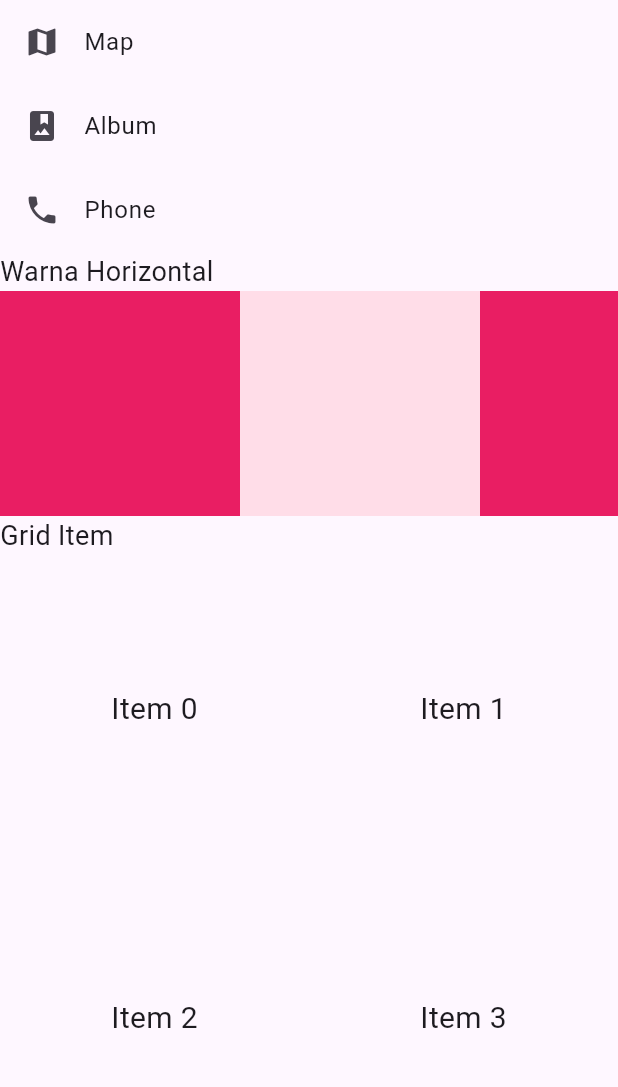
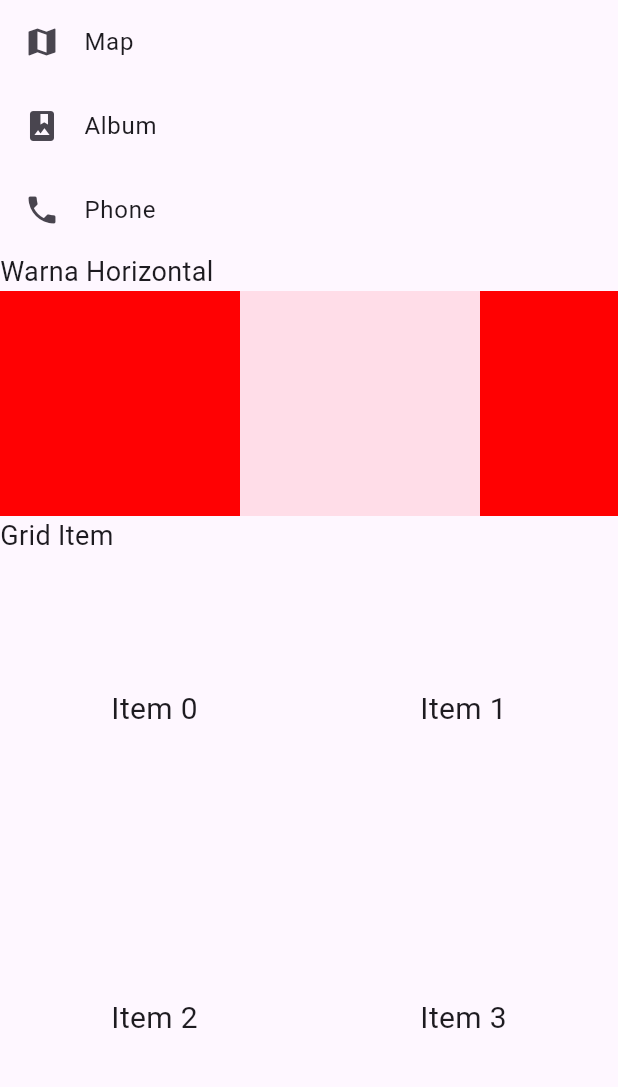
Before and after one commit to ssmaryam01/flutter_project2, a Flutter app: the screen it shows after launch, on a phone screen of 412 x 824 dp, the part 123-1210 px from its top. Run offline on Flutter 3.47's test engine with Material 3 defaults, Android fonts, the phone set to English and light mode, and no system bars.

```diff
--- a/lib/main.dart
+++ b/lib/main.dart
@@ -1,5 +1,4 @@
 import 'package:flutter/material.dart';
-import 'package:flutter_project2/ItemList.dart';
 import 'package:flutter_project2/widget.dart';
 
 
--- a/lib/widget.dart
+++ b/lib/widget.dart
@@ -22,11 +22,11 @@ class Homepage extends StatelessWidget {
               child: ListView(
                 scrollDirection: Axis.horizontal,
                 children: <Widget>[
-                  Container(width: 160, color: Colors.pink),
+                  Container(width: 160, color: const Color.fromARGB(255, 255, 1, 3)),
                   Container(width: 160, color: const Color(0xFFFFDDE8)),
-                  Container(width: 160, color: Colors.pink),
+                  Container(width: 160, color: const Color.fromARGB(255, 255, 1, 2)),
                   Container(width: 160, color: const Color(0xFFFFDDE8)),
-                  Container(width: 160, color: Colors.pink),
+                  Container(width: 160, color: const Color.fromARGB(255, 255, 1, 1)),
                 ],
               ),
             ),
--- a/pubspec.yaml
+++ b/pubspec.yaml
@@ -18,4 +18,5 @@ dev_dependencies:
 flutter:
   uses-material-design: true
   assets:
+  - images/smkypc.png
   - images/meimei.jpeg
```
Also changed, not shown: photo/List_Item.Photo.png (renamed from photo/{6058EE8F-D91A-44B3-AD34-2C3452696DB3}.png), photo/layoutwidget.photo.png (added), photo/widget.png (added).
